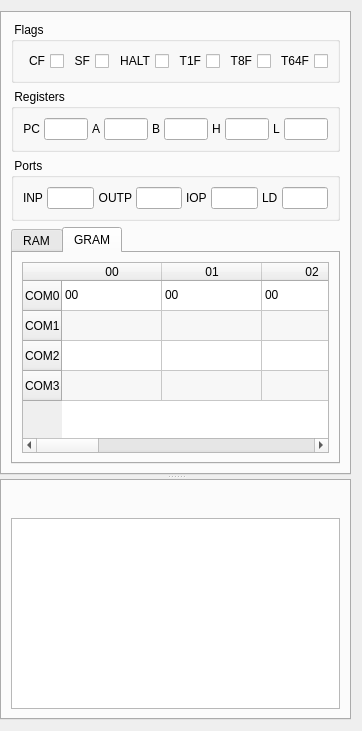
Old version of the form ui/T6770S.ui in the repository azya52/BrickEmuPy.
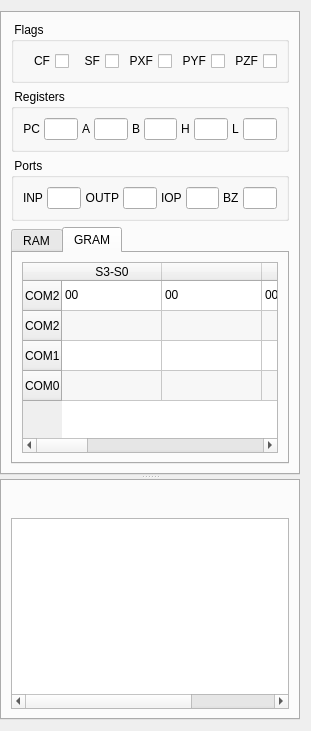
New version of the form. The open tabs and pages were chosen to show the change. Icons and pictures are not drawn.

What changed in the file:
```diff
--- a/ui/T6770S.ui
+++ b/ui/T6770S.ui
@@ -217,7 +217,7 @@
                 <property name="title">
                   <string> Flags </string>
                 </property>
-                <layout class="QHBoxLayout" name="horizontalLayout" stretch="0,0,0,0,0,0">
+                <layout class="QHBoxLayout" name="horizontalLayout" stretch="0,0,0,0,0">
                   <property name="spacing">
                   <number>4</number>
                   </property>
@@ -274,7 +274,7 @@
                     <enum>Qt::RightToLeft</enum>
                     </property>
                     <property name="text">
-                    <string>HALT</string>
+                    <string>PXF</string>
                     </property>
                   </widget>
                   </item>
@@ -293,7 +293,7 @@
                     <enum>Qt::RightToLeft</enum>
                     </property>
                     <property name="text">
-                    <string>T1F</string>
+                    <string>PYF</string>
                     </property>
                   </widget>
                   </item>
@@ -312,26 +312,7 @@
                     <enum>Qt::RightToLeft</enum>
                     </property>
                     <property name="text">
-                    <string>T8F</string>
-                    </property>
-                  </widget>
-                  </item>
-                  <item>
-                  <widget class="QCheckBox" name="t64fCheckBox">
-                    <property name="key" stdset="0">
-                      <string>T64F</string>
-                    </property>
-                    <property name="type" stdset="0">
-                      <string>boolean</string>
-                    </property>
-                    <property name="toolTip">
-                    <string>1/64 sec event</string>
-                    </property>
-                    <property name="layoutDirection">
-                    <enum>Qt::RightToLeft</enum>
-                    </property>
-                    <property name="text">
-                    <string>T64F</string>
+                    <string>PZF</string>
                     </property>
                   </widget>
                   </item>
@@ -431,7 +412,7 @@
                   <item>
                   <widget class="QLabel" name="ldLabel">
                     <property name="text">
-                    <string>LD</string>
+                    <string>BZ</string>
                     </property>
                   </widget>
                   </item>
@@ -848,7 +829,12 @@
                           </attribute>
                           <row>
                           <property name="text">
-                            <string>COM0</string>
+                            <string>COM2</string>
+                          </property>
+                          </row>
+                          <row>
+                          <property name="text">
+                            <string>COM2</string>
                           </property>
                           </row>
                           <row>
@@ -858,57 +844,52 @@
                           </row>
                           <row>
                           <property name="text">
-                            <string>COM2</string>
+                            <string>COM0</string>
                           </property>
                           </row>
-                          <row>
-                          <property name="text">
-                            <string>COM3</string>
-                          </property>
-                          </row>
                           <column>
                           <property name="text">
-                            <string>00</string>
+                            <string>S3-S0</string>
                           </property>
                           </column>
                           <column>
                           <property name="text">
-                            <string>01</string>
+                            <string></string>
                           </property>
                           </column>
                           <column>
                           <property name="text">
-                            <string>02</string>
+                            <string></string>
                           </property>
                           </column>
                           <column>
                           <property name="text">
-                            <string>03</string>
+                            <string></string>
                           </property>
                           </column>
                           <column>
                           <property name="text">
-                            <string>04</string>
+                            <string></string>
                           </property>
                           </column>
                           <column>
                           <property name="text">
-                            <string>05</string>
+                            <string></string>
                           </property>
                           </column>
                           <column>
                           <property name="text">
-                            <string>06</string>
+                            <string></string>
                           </property>
                           </column>
                           <column>
                           <property name="text">
-                            <string>07</string>
+                            <string></string>
                           </property>
                           </column>
                           <column>
                           <property name="text">
-                            <string>08</string>
+                            <string>S36-S33</string>
                           </property>
                           </column>
                           <item row="0" column="0">
```
Left out of the diff: 40 changed lines with no effect on the pictures.
